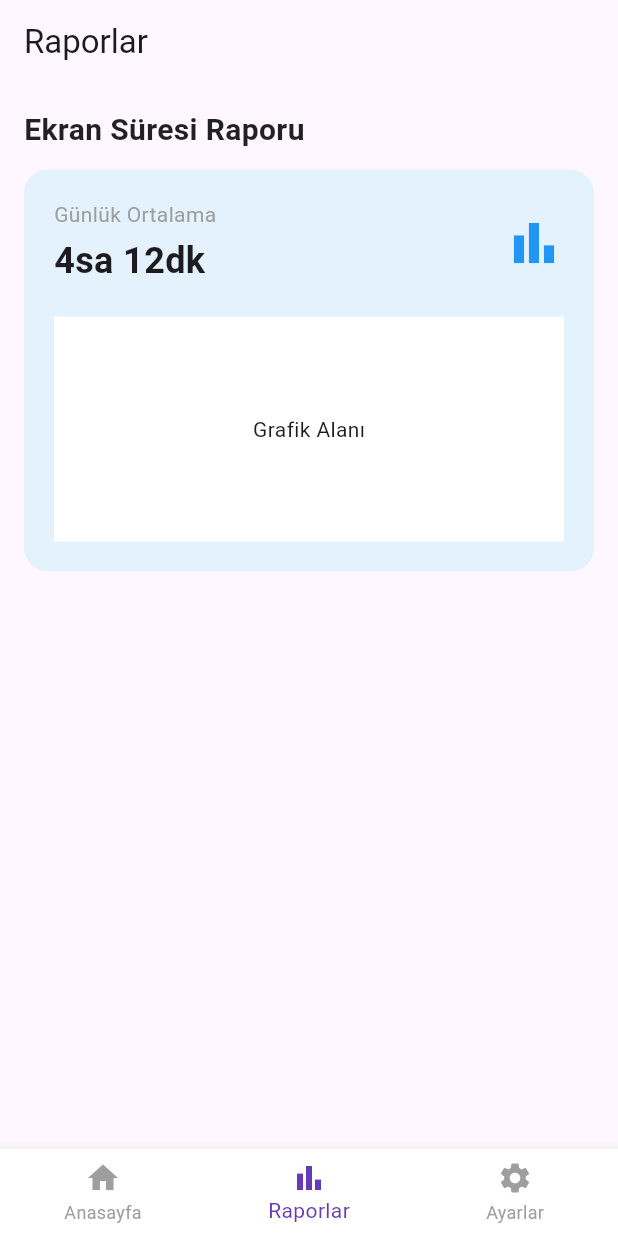
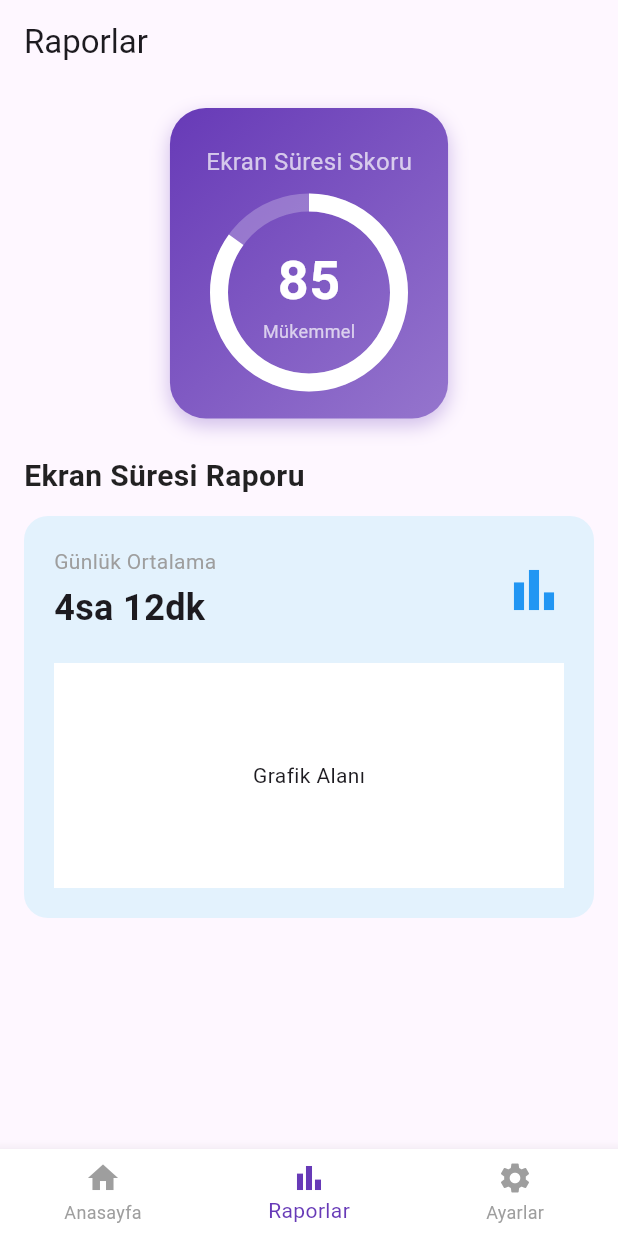
Before and after one commit to Bugrametli/dikkatim-dagiliyor, a Flutter app: the HomeScreen screen opened by its route, item 2 of the bottom bar chosen, on a phone screen of 412 x 824 dp. Run offline on Flutter 3.47's test engine with Material 3 defaults, Android fonts, the phone set to English and light mode, and no system bars; our stand-ins replace flutter_riverpod, go_router, shared_preferences; accounts and stored records are empty.

Commit message:
feat: Implement Onboarding Flow and Categorized Home Screen
- Implemented full onboarding flow: Scan -> Results -> Rules -> Limits -> Home
- Refactored HomeScreen to use Tabs for risk categories (Tehlikeli/Riskli/Güvenli)
- Added shared_preferences for onboarding state persistence
- Fixed AppRouter to properly handle onboarding redirects
- Restored Main Storyboard referencing
- Fixed iOS entitlement issues
- Forced onboarding in debug mode for testing

```diff
--- a/dikkatim_dagiliyor/lib/app.dart
+++ b/dikkatim_dagiliyor/lib/app.dart
@@ -2,19 +2,39 @@ import 'package:flutter/material.dart';
 import 'package:flutter_riverpod/flutter_riverpod.dart';
 import 'src/routing/app_router.dart';
 
+import 'package:shared_preferences/shared_preferences.dart';
+import 'package:dikkatim_dagiliyor/features/onboarding/data/onboarding_repository.dart';
+
 class App extends StatelessWidget {
-  const App({super.key});
+  const App({super.key, required this.sharedPreferences});
+
+  final SharedPreferences sharedPreferences;
 
   @override
   Widget build(BuildContext context) {
     return ProviderScope(
-      child: MaterialApp.router(
-        title: 'Dikkatim Dağılıyor',
-        theme: ThemeData(
-          useMaterial3: true,
-          colorScheme: ColorScheme.fromSeed(seedColor: Colors.deepPurple),
+      overrides: [
+        onboardingRepositoryProvider.overrideWithValue(
+          OnboardingRepository(sharedPreferences),
         ),
-        routerConfig: goRouter,
+      ],
+      child: const _MainApp(),
+    );
+  }
+}
+
+class _MainApp extends ConsumerWidget {
+  const _MainApp();
+
+  @override
+  Widget build(BuildContext context, WidgetRef ref) {
+    final goRouter = ref.watch(goRouterProvider);
+    return MaterialApp.router(
+      routerConfig: goRouter,
+      title: 'Dikkatim Dağılıyor',
+      theme: ThemeData(
+        colorScheme: ColorScheme.fromSeed(seedColor: Colors.deepPurple),
+        useMaterial3: true,
       ),
     );
   }
--- a/dikkatim_dagiliyor/lib/features/dashboard/presentation/home_screen.dart
+++ b/dikkatim_dagiliyor/lib/features/dashboard/presentation/home_screen.dart
@@ -1,13 +1,16 @@
 import 'package:flutter/material.dart';
+import 'package:flutter_riverpod/flutter_riverpod.dart';
+import '../../app_analysis/application/scan_controller.dart';
+import '../../app_analysis/domain/app_entity.dart';
 
-class HomeScreen extends StatefulWidget {
+class HomeScreen extends ConsumerStatefulWidget {
   const HomeScreen({super.key});
 
   @override
-  State<HomeScreen> createState() => _HomeScreenState();
+  ConsumerState<HomeScreen> createState() => _HomeScreenState();
 }
 
-class _HomeScreenState extends State<HomeScreen> {
+class _HomeScreenState extends ConsumerState<HomeScreen> {
   int _selectedIndex = 0;
 
 
@@ -15,6 +18,13 @@ class _HomeScreenState extends State<HomeScreen> {
   @override
   void initState() {
     super.initState();
+    // Fetch data if empty (e.g., app restarted and skipped onboarding)
+    WidgetsBinding.instance.addPostFrameCallback((_) {
+      final scanState = ref.read(scanControllerProvider);
+      if (!scanState.isLoading && (scanState.value?.isEmpty ?? true)) {
+        ref.read(scanControllerProvider.notifier).scanApps();
+      }
+    });
   }
 
   void _onItemTapped(int index) {
@@ -83,39 +93,72 @@ class _HomeScreenState extends State<HomeScreen> {
   }
 
   Widget _buildHomeTab() {
-    return SingleChildScrollView(
-      padding: const EdgeInsets.all(16.0),
+    final scanState = ref.watch(scanControllerProvider);
+
+    return scanState.when(
+      data: (apps) {
+        if (apps.isEmpty) {
+          return const Center(child: Text('Henüz veri yok.'));
+        }
+
+        final dangerousApps = apps.where((app) => app.dangerLevel >= 3).toList();
+        final riskyApps = apps.where((app) => app.dangerLevel == 2).toList();
+        final safeApps = apps.where((app) => app.dangerLevel <= 1).toList();
+
+        return DefaultTabController(
+          length: 3,
           child: Column(
             children: [
-          _buildScoreCard(),
-          const SizedBox(height: 24),
-          // Short summary for Home Tab
-           _buildSection(
-            title: 'Bugünün Özeti',
-            child: Container(
-              padding: const EdgeInsets.all(20),
-              decoration: BoxDecoration(
-                color: Colors.blue.shade50,
-                borderRadius: BorderRadius.circular(16),
-              ),
-              child: Row(
-                mainAxisAlignment: MainAxisAlignment.spaceBetween,
-                children: [
-                  Column(
-                    crossAxisAlignment: CrossAxisAlignment.start,
-                    children: const [
-                      Text('Kullanım Süresi', style: TextStyle(color: Colors.grey)),
-                      SizedBox(height: 4),
-                      Text('4sa 12dk', style: TextStyle(fontSize: 24, fontWeight: FontWeight.bold)),
+              Container(
+                color: Colors.white,
+                child: const TabBar(
+                  labelColor: Colors.deepPurple,
+                  unselectedLabelColor: Colors.grey,
+                  indicatorColor: Colors.deepPurple,
+                  tabs: [
+                    Tab(text: 'Tehlikeli'),
+                    Tab(text: 'Riskli'),
+                    Tab(text: 'Güvenli'),
                   ],
                 ),
-                  const Icon(Icons.timelapse, size: 40, color: Colors.blue),
+              ),
+              Expanded(
+                child: TabBarView(
+                  children: [
+                    _buildAppList(dangerousApps),
+                    _buildAppList(riskyApps),
+                    _buildAppList(safeApps),
                   ],
-              ),
                 ),
               ),
             ],
           ),
+        );
+      },
+      loading: () => const Center(child: CircularProgressIndicator()),
+      error: (err, stack) => Center(child: Text('Hata: $err')),
+    );
+  }
+
+  Widget _buildAppList(List<AppEntity> apps) {
+    if (apps.isEmpty) {
+      return const Center(child: Text('Bu kategoride uygulama yok.'));
+    }
+    return ListView.separated(
+      padding: const EdgeInsets.all(16),
+      itemCount: apps.length,
+      separatorBuilder: (context, index) => const Divider(height: 1),
+      itemBuilder: (context, index) {
+        final app = apps[index];
+        return ListTile(
+          leading: app.iconUrl.isNotEmpty
+              ? Image.network(app.iconUrl, width: 40, height: 40, errorBuilder: (_,__,___) => const Icon(Icons.android))
+              : const Icon(Icons.android, size: 40),
+          title: Text(app.name, style: const TextStyle(fontWeight: FontWeight.w500)),
+          subtitle: Text(app.category ?? 'Kategori Yok'),
+          trailing: Icon(Icons.arrow_forward_ios, size: 16, color: Colors.grey.shade400),
+        );
+      },
     );
   }
 
@@ -124,6 +167,8 @@ class _HomeScreenState extends State<HomeScreen> {
       padding: const EdgeInsets.all(16.0),
       child: Column(
         children: [
+          _buildScoreCard(),
+          const SizedBox(height: 24),
           _buildSection(
             title: 'Ekran Süresi Raporu',
             child: Container(
--- /dev/null
+++ b/dikkatim_dagiliyor/lib/features/onboarding/data/onboarding_repository.dart
@@ -0,0 +1,21 @@
+import 'package:shared_preferences/shared_preferences.dart';
+import 'package:flutter_riverpod/flutter_riverpod.dart';
+
+final onboardingRepositoryProvider = Provider<OnboardingRepository>((ref) {
+  throw UnimplementedError('Initialize this provider in main.dart');
+});
+
+class OnboardingRepository {
+  OnboardingRepository(this._sharedPreferences);
+
+  final SharedPreferences _sharedPreferences;
+
+  static const _onboardingCompleteKey = 'onboarding_complete';
+
+  bool get isOnboardingCompleted =>
+      _sharedPreferences.getBool(_onboardingCompleteKey) ?? false;
+
+  Future<void> setOnboardingCompleted() async {
+    await _sharedPreferences.setBool(_onboardingCompleteKey, true);
+  }
+}
--- a/dikkatim_dagiliyor/pubspec.yaml
+++ b/dikkatim_dagiliyor/pubspec.yaml
@@ -15,6 +15,7 @@ dependencies:
   freezed_annotation: ^2.4.4
   json_annotation: ^4.9.0
   riverpod_annotation: ^2.3.5
+  shared_preferences: ^2.5.3
 
 dev_dependencies:
   flutter_test:
```
Also changed, not shown: dikkatim_dagiliyor/lib/features/app_analysis/data/scan_repository.dart (+8 -8 lines), dikkatim_dagiliyor/lib/features/app_analysis/presentation/scan_screen.dart (+5 -2 lines), dikkatim_dagiliyor/lib/features/app_analysis/presentation/usage_limits_screen.dart (+12 -9 lines), dikkatim_dagiliyor/lib/main.dart (+13 -2 lines), dikkatim_dagiliyor/lib/src/routing/app_router.dart (+32 -1 lines), dikkatim_dagiliyor/pubspec.lock, 68 other files. Lines whose indentation alone changed are shown as unchanged.
